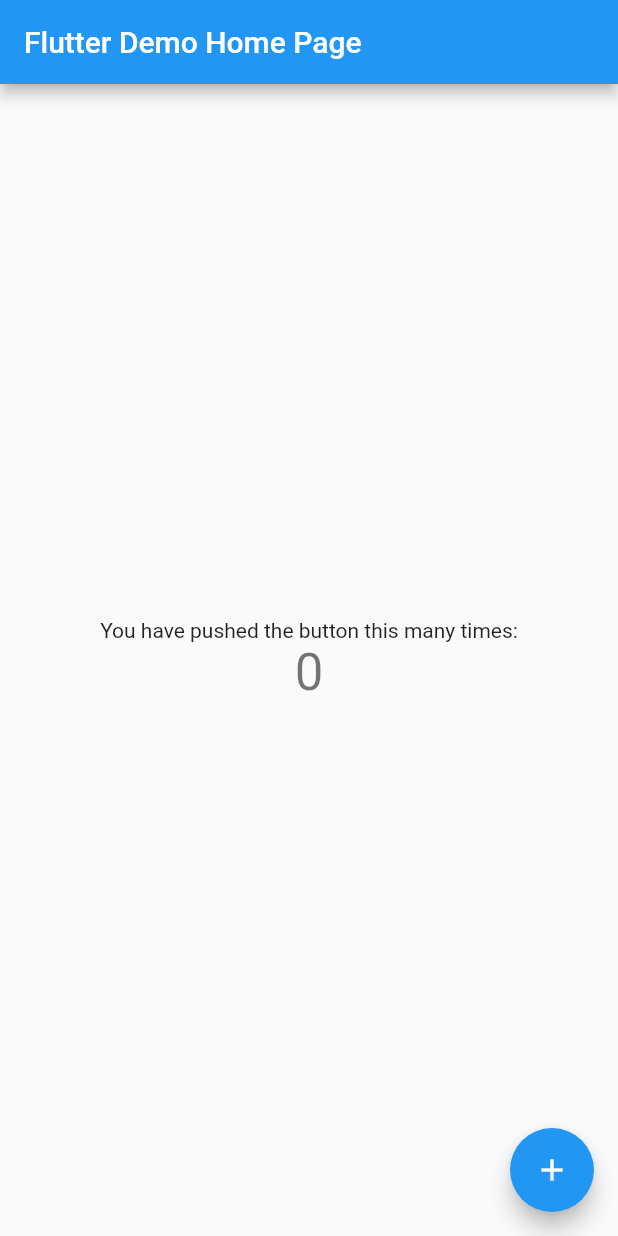
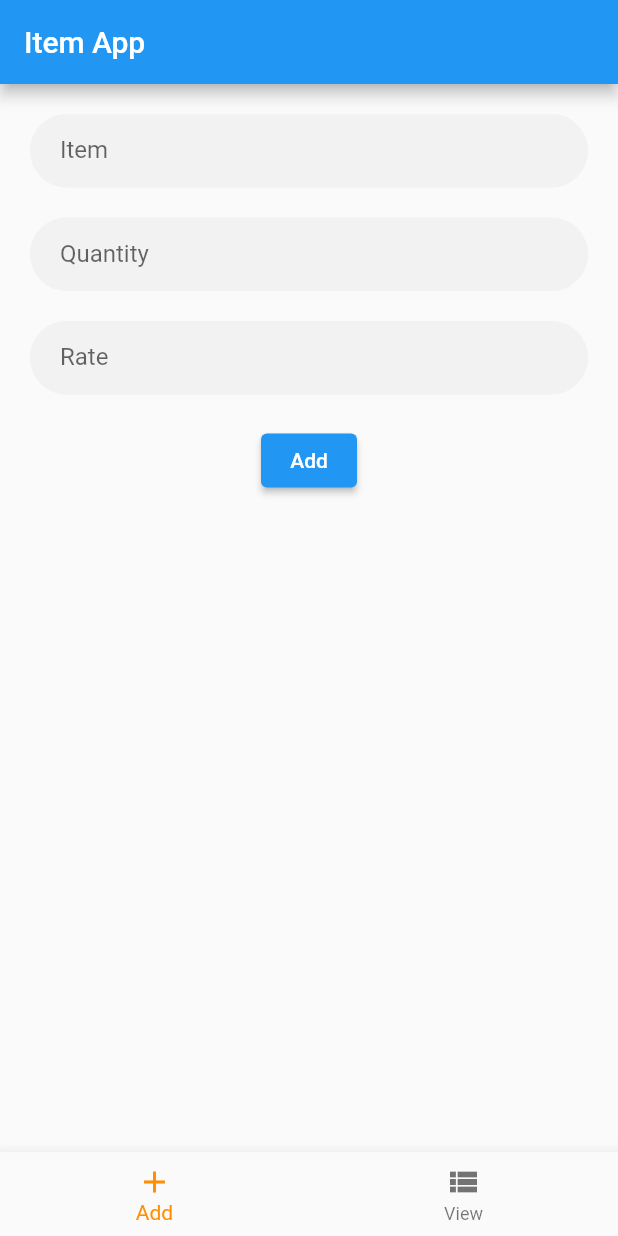
Before and after one commit to SanjibLimbu/itemApp, a Flutter app: the screen it shows after launch, on a phone screen of 412 x 824 dp. Run offline on Flutter 3.47's test engine with Material 2 defaults, Android fonts, the phone set to English and light mode, and no system bars.

Commit message:
form added

```diff
--- a/item_app/lib/main.dart
+++ b/item_app/lib/main.dart
@@ -1,115 +1,17 @@
 import 'package:flutter/material.dart';
+import 'package:item_app/screens/home.dart';
 
 void main() {
-  runApp(const MyApp());
+  runApp(const ItemApp());
 }
 
-class MyApp extends StatelessWidget {
-  const MyApp({super.key});
+class ItemApp extends StatelessWidget {
+  const ItemApp({super.key});
 
-  // This widget is the root of your application.
   @override
   Widget build(BuildContext context) {
-    return MaterialApp(
-      title: 'Flutter Demo',
-      theme: ThemeData(
-        // This is the theme of your application.
-        //
-        // Try running your application with "flutter run". You'll see the
-        // application has a blue toolbar. Then, without quitting the app, try
-        // changing the primarySwatch below to Colors.green and then invoke
-        // "hot reload" (press "r" in the console where you ran "flutter run",
-        // or simply save your changes to "hot reload" in a Flutter IDE).
-        // Notice that the counter didn't reset back to zero; the application
-        // is not restarted.
-        primarySwatch: Colors.blue,
-      ),
-      home: const MyHomePage(title: 'Flutter Demo Home Page'),
+    return const MaterialApp(
+      home: Home(),
     );
   }
 }
-
-class MyHomePage extends StatefulWidget {
-  const MyHomePage({super.key, required this.title});
-
-  // This widget is the home page of your application. It is stateful, meaning
-  // that it has a State object (defined below) that contains fields that affect
-  // how it looks.
-
-  // This class is the configuration for the state. It holds the values (in this
-  // case the title) provided by the parent (in this case the App widget) and
-  // used by the build method of the State. Fields in a Widget subclass are
-  // always marked "final".
-
-  final String title;
-
-  @override
-  State<MyHomePage> createState() => _MyHomePageState();
-}
-
-class _MyHomePageState extends State<MyHomePage> {
-  int _counter = 0;
-
-  void _incrementCounter() {
-    setState(() {
-      // This call to setState tells the Flutter framework that something has
-      // changed in this State, which causes it to rerun the build method below
-      // so that the display can reflect the updated values. If we changed
-      // _counter without calling setState(), then the build method would not be
-      // called again, and so nothing would appear to happen.
-      _counter++;
-    });
-  }
-
-  @override
-  Widget build(BuildContext context) {
-    // This method is rerun every time setState is called, for instance as done
-    // by the _incrementCounter method above.
-    //
-    // The Flutter framework has been optimized to make rerunning build methods
-    // fast, so that you can just rebuild anything that needs updating rather
-    // than having to individually change instances of widgets.
-    return Scaffold(
-      appBar: AppBar(
-        // Here we take the value from the MyHomePage object that was created by
-        // the App.build method, and use it to set our appbar title.
-        title: Text(widget.title),
-      ),
-      body: Center(
-        // Center is a layout widget. It takes a single child and positions it
-        // in the middle of the parent.
-        child: Column(
-          // Column is also a layout widget. It takes a list of children and
-          // arranges them vertically. By default, it sizes itself to fit its
-          // children horizontally, and tries to be as tall as its parent.
-          //
-          // Invoke "debug painting" (press "p" in the console, choose the
-          // "Toggle Debug Paint" action from the Flutter Inspector in Android
-          // Studio, or the "Toggle Debug Paint" command in Visual Studio Code)
-          // to see the wireframe for each widget.
-          //
-          // Column has various properties to control how it sizes itself and
-          // how it positions its children. Here we use mainAxisAlignment to
-          // center the children vertically; the main axis here is the vertical
-          // axis because Columns are vertical (the cross axis would be
-          // horizontal).
-          mainAxisAlignment: MainAxisAlignment.center,
-          children: <Widget>[
-            const Text(
-              'You have pushed the button this many times:',
-            ),
-            Text(
-              '$_counter',
-              style: Theme.of(context).textTheme.headline4,
-            ),
-          ],
-        ),
-      ),
-      floatingActionButton: FloatingActionButton(
-        onPressed: _incrementCounter,
-        tooltip: 'Increment',
-        child: const Icon(Icons.add),
-      ), // This trailing comma makes auto-formatting nicer for build methods.
-    );
-  }
-}
--- /dev/null
+++ b/item_app/lib/screens/home.dart
@@ -0,0 +1,51 @@
+import 'package:flutter/material.dart';
+import 'package:item_app/screens/item_form.dart';
+import 'package:item_app/screens/list_view.dart';
+
+class Home extends StatefulWidget {
+  const Home({super.key});
+
+  @override
+  State<Home> createState() => _HomeState();
+}
+
+class _HomeState extends State<Home> {
+  int _selectedIndex = 0;
+  final List<Widget> _widgetOptions = <Widget>[
+    ItemForm(),
+    const ListItemView(),
+  ];
+
+
+
+  void _onItemTapped(int index) {
+    setState(() {
+      _selectedIndex = index;
+    });
+  }
+
+  @override
+  Widget build(BuildContext context) {
+    return Scaffold(
+      appBar: AppBar(
+        title: const Text('Item App'),
+      ),
+      body: _widgetOptions.elementAt(_selectedIndex),
+      bottomNavigationBar: BottomNavigationBar(
+        items: const <BottomNavigationBarItem>[
+          BottomNavigationBarItem(
+            icon: Icon(Icons.add),
+            label: 'Add',
+          ),
+          BottomNavigationBarItem(
+            icon: Icon(Icons.view_list),
+            label: 'View',
+          ),
+        ],
+        currentIndex: _selectedIndex,
+        selectedItemColor: Colors.amber[800],
+        onTap: _onItemTapped,
+      ),
+    );
+  }
+}
--- /dev/null
+++ b/item_app/lib/screens/item_form.dart
@@ -0,0 +1,123 @@
+import 'package:flutter/material.dart';
+import 'package:item_app/screens/list.dart';
+
+class ItemForm extends StatefulWidget {
+  ItemForm({super.key});
+
+  @override
+  State<ItemForm> createState() => _ItemFormState();
+}
+
+class _ItemFormState extends State<ItemForm> {
+  final _formKey = GlobalKey<FormState>();
+
+  // item controller
+  final TextEditingController itemController = TextEditingController();
+
+  final TextEditingController quantityController = TextEditingController();
+
+  final TextEditingController rateController = TextEditingController();
+
+  @override
+  Widget build(BuildContext context) {
+    return Padding(
+      padding: const EdgeInsets.all(20),
+      child: SingleChildScrollView(
+        child: Form(
+          key: _formKey,
+          child: Column(
+            children: [
+              //item field
+              Field(context, itemController, 'Item'),
+              const SizedBox(
+                height: 20,
+              ),
+              //Quantity field
+
+              Field(context, quantityController, 'Quantity'),
+              const SizedBox(
+                height: 20,
+              ),
+              //rate field
+              Field(context, rateController, 'Rate'),
+              const SizedBox(
+                height: 20,
+              ),
+              //add button
+
+              ElevatedButton(
+                onPressed: () {
+                  if (_formKey.currentState!.validate()) {
+                    var itemList = ListClass();
+
+                    itemList.addItem(
+                      itemController.text,
+                      int.parse(quantityController.text),
+                      int.parse(rateController.text),
+                    );
+                    itemController.clear();
+                    quantityController.clear();
+                    rateController.clear();
+                    print("Length ${itemList.getItem().length}");
+
+                    ScaffoldMessenger.of(context).showSnackBar(
+                      const SnackBar(content: Text('Item Added')),
+                    );
+                  }
+                },
+                child: const Text('Add'),
+              ),
+            ],
+          ),
+        ),
+      ),
+    );
+  }
+
+  TextFormField Field(BuildContext context, controller, hintLabel) {
+    return TextFormField(
+      controller: controller,
+      validator: (value) {
+        if (value == null || value.isEmpty) {
+          return 'Field can\'t be empty';
+        }
+        return null;
+      },
+      decoration: InputDecoration(
+        labelText: hintLabel,
+        enabledBorder: OutlineInputBorder(
+          borderSide: const BorderSide(
+            color: Color(0xFFF2F2F2),
+            width: 2.0,
+          ),
+          borderRadius: BorderRadius.circular(25.0),
+        ),
+        errorBorder: OutlineInputBorder(
+          borderSide: BorderSide(
+            color: Colors.grey.withOpacity(0.2),
+            width: 2.0,
+          ),
+          borderRadius: BorderRadius.circular(25.0),
+        ),
+        focusedBorder: OutlineInputBorder(
+          borderSide: const BorderSide(
+            color: Color(0xFFF2F2F2),
+            width: 2.0,
+          ),
+          borderRadius: BorderRadius.circular(25.0),
+        ),
+        filled: true,
+        fillColor: const Color(0xFFF2F2F2),
+        // prefixIcon: const Icon(Icons.menu),
+        border: InputBorder.none,
+
+        contentPadding: const EdgeInsets.fromLTRB(
+          20.0,
+          15.0,
+          20.0,
+          15.0,
+        ),
+      ),
+    );
+  }
+}
--- /dev/null
+++ b/item_app/lib/screens/list.dart
@@ -0,0 +1,16 @@
+class ListClass{
+  List<Map> _itemList=[];
+
+  void addItem(String name, int quantity, int rate) {
+    _itemList.add({
+      "name": name,
+      'quantity': quantity,
+      "rate": rate,
+    });
+  }
+
+  List<Map> getItem() {
+    return _itemList;
+  }
+
+}
```
Also changed, not shown: item_app/lib/screens/list_view.dart (added, +44 -0 lines), 1 other file.
